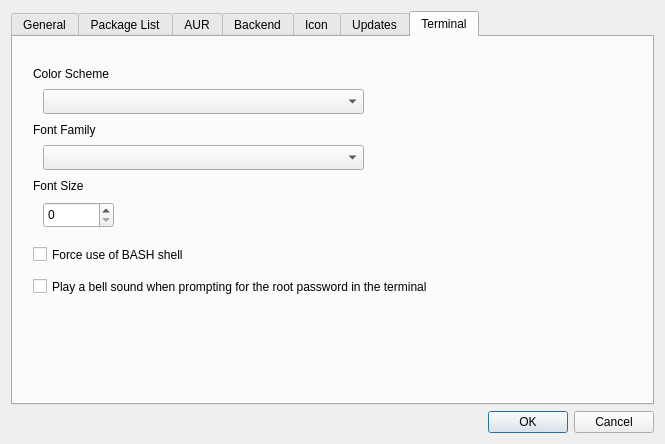
The window that ui/optionsdialog.ui (aarnt/octopi) describes before a commit, drawn with Qt 5.
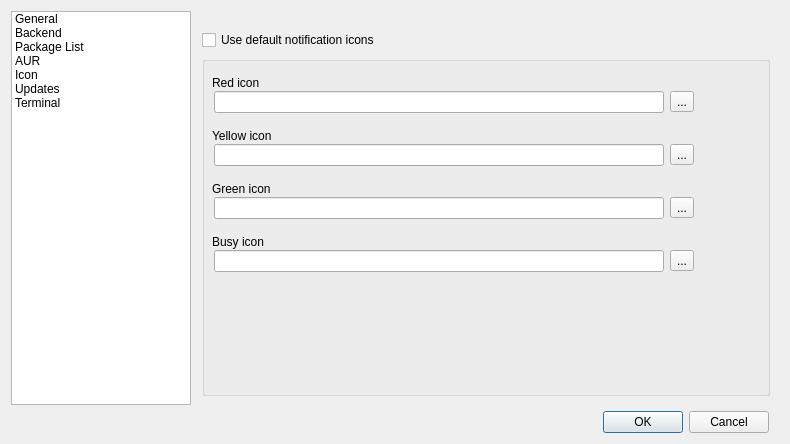
The same window after the commit. The open tabs and pages were chosen to show the change.

```diff
--- a/ui/optionsdialog.ui
+++ b/ui/optionsdialog.ui
@@ -9,13 +9,13 @@
    <rect>
     <x>0</x>
     <y>0</y>
-    <width>665</width>
+    <width>790</width>
     <height>444</height>
    </rect>
   </property>
   <property name="minimumSize">
    <size>
-    <width>665</width>
+    <width>790</width>
     <height>444</height>
    </size>
   </property>
@@ -25,18 +25,93 @@
   <property name="modal">
    <bool>true</bool>
   </property>
-  <layout class="QGridLayout" name="gridLayout">
-   <item row="1" column="0">
-    <layout class="QVBoxLayout" name="verticalLayout">
+  <layout class="QGridLayout" name="gridLayout_1">
+   <item row="0" column="0">
+    <layout class="QHBoxLayout" name="horizontalLayout_7">
+     <property name="spacing">
+      <number>2</number>
+     </property>
+     <property name="sizeConstraint">
+      <enum>QLayout::SizeConstraint::SetDefaultConstraint</enum>
+     </property>
      <item>
-      <widget class="QTabWidget" name="tabWidget">
-       <property name="currentIndex">
-        <number>6</number>
+      <widget class="QListWidget" name="listIcons">
+       <property name="sizePolicy">
+        <sizepolicy hsizetype="Fixed" vsizetype="Expanding">
+         <horstretch>0</horstretch>
+         <verstretch>0</verstretch>
+        </sizepolicy>
        </property>
-       <widget class="QWidget" name="tabGeneral">
-        <attribute name="title">
+       <property name="minimumSize">
+        <size>
+         <width>10</width>
+         <height>0</height>
+        </size>
+       </property>
+       <property name="maximumSize">
+        <size>
+         <width>180</width>
+         <height>16777215</height>
+        </size>
+       </property>
+       <property name="viewMode">
+        <enum>QListView::ViewMode::ListMode</enum>
+       </property>
+       <item>
+        <property name="text">
          <string>General</string>
-        </attribute>
+        </property>
+       </item>
+       <item>
+        <property name="text">
+         <string>Backend</string>
+        </property>
+       </item>
+       <item>
+        <property name="text">
+         <string>Package List</string>
+        </property>
+       </item>
+       <item>
+        <property name="text">
+         <string>AUR</string>
+        </property>
+       </item>
+       <item>
+        <property name="text">
+         <string>Icon</string>
+        </property>
+       </item>
+       <item>
+        <property name="text">
+         <string>Updates</string>
+        </property>
+       </item>
+       <item>
+        <property name="text">
+         <string>Terminal</string>
+        </property>
+       </item>
+      </widget>
+     </item>
+     <item>
+      <widget class="QStackedWidget" name="stackedWidget">
+       <property name="sizePolicy">
+        <sizepolicy hsizetype="Preferred" vsizetype="Preferred">
+         <horstretch>0</horstretch>
+         <verstretch>0</verstretch>
+        </sizepolicy>
+       </property>
+       <property name="minimumSize">
+        <size>
+         <width>10</width>
+         <height>0</height>
+        </size>
+       </property>
+       <property name="currentIndex">
+        <number>2</number>
+       </property>
+       <widget class="QWidget" name="swGeneral">
         <widget class="QCheckBox" name="cbShowPackageNumbersOutput">
          <property name="geometry">
           <rect>
@@ -145,10 +220,7 @@
          </property>
         </widget>
        </widget>
-       <widget class="QWidget" name="tabPackageList">
-        <attribute name="title">
-         <string>Package List</string>
-        </attribute>
+       <widget class="QWidget" name="swPackageList">
         <widget class="QCheckBox" name="cbUseAlternateRowColor">
          <property name="geometry">
           <rect>
@@ -241,10 +313,7 @@
          </property>
         </widget>
        </widget>
-       <widget class="QWidget" name="tabAUR">
-        <attribute name="title">
-         <string notr="true">AUR</string>
-        </attribute>
+       <widget class="QWidget" name="swAUR">
         <layout class="QGridLayout" name="gridLayout_7">
          <item row="0" column="0">
           <spacer name="verticalSpacer_4">
@@ -599,10 +668,7 @@
          </item>
         </layout>
        </widget>
-       <widget class="QWidget" name="tabBackend">
-        <attribute name="title">
-         <string>Backend</string>
-        </attribute>
+       <widget class="QWidget" name="swBackend">
         <layout class="QGridLayout" name="gridLayout_5">
          <item row="2" column="0">
           <widget class="QGroupBox" name="gbBackend">
@@ -686,10 +752,7 @@
          </item>
         </layout>
        </widget>
-       <widget class="QWidget" name="tabIcon">
-        <attribute name="title">
-         <string>Icon</string>
-        </attribute>
+       <widget class="QWidget" name="swIcon">
         <layout class="QGridLayout" name="gridLayout_3">
          <item row="0" column="0">
           <spacer name="verticalSpacer_5">
@@ -701,8 +764,8 @@
            </property>
            <property name="sizeHint" stdset="0">
             <size>
-             <width>498</width>
-             <height>13</height>
+             <width>5</width>
+             <height>10</height>
             </size>
            </property>
           </spacer>
@@ -712,6 +775,24 @@
            <property name="enabled">
             <bool>true</bool>
            </property>
+           <property name="sizePolicy">
+            <sizepolicy hsizetype="Preferred" vsizetype="Preferred">
+             <horstretch>0</horstretch>
+             <verstretch>0</verstretch>
+            </sizepolicy>
+           </property>
+           <property name="maximumSize">
+            <size>
+             <width>16777215</width>
+             <height>16777215</height>
+            </size>
+           </property>
+           <property name="contextMenuPolicy">
+            <enum>Qt::ContextMenuPolicy::NoContextMenu</enum>
+           </property>
+           <property name="toolTipDuration">
+            <number>0</number>
+           </property>
            <property name="title">
             <string/>
            </property>
@@ -723,13 +804,13 @@
              <rect>
               <x>10</x>
               <y>10</y>
-              <width>611</width>
-              <height>268</height>
+              <width>491</width>
+              <height>216</height>
              </rect>
             </property>
             <layout class="QGridLayout" name="gridLayout_4">
              <property name="sizeConstraint">
-              <enum>QLayout::SizeConstraint::SetDefaultConstraint</enum>
+              <enum>QLayout::SizeConstraint::SetNoConstraint</enum>
              </property>
              <item row="0" column="0">
               <layout class="QVBoxLayout" name="verticalLayout_2">
@@ -750,6 +831,12 @@
                    <verstretch>0</verstretch>
                   </sizepolicy>
                  </property>
+                 <property name="maximumSize">
+                  <size>
+                   <width>700</width>
+                   <height>16777215</height>
+                  </size>
+                 </property>
                  <property name="text">
                   <string>Red icon</string>
                  </property>
@@ -771,6 +858,12 @@
                      <verstretch>0</verstretch>
                     </sizepolicy>
                    </property>
+                   <property name="maximumSize">
+                    <size>
+                     <width>450</width>
+                     <height>16777215</height>
+                    </size>
+                   </property>
                    <property name="readOnly">
                     <bool>true</bool>
                    </property>
@@ -795,11 +888,86 @@
                  <item>
                   <widget class="QToolButton" name="tbSelRedIcon">
                    <property name="sizePolicy">
-                    <sizepolicy hsizetype="Preferred" vsizetype="Fixed">
+                    <sizepolicy hsizetype="Fixed" vsizetype="Fixed">
                      <horstretch>0</horstretch>
                      <verstretch>0</verstretch>
                     </sizepolicy>
                    </property>
+                   <property name="minimumSize">
+                    <size>
+                     <width>0</width>
+                     <height>0</height>
+                    </size>
+                   </property>
+                   <property name="accessibleName">
+                    <string notr="true"/>
+                   </property>
+                   <property name="text">
+                    <string notr="true">...</string>
+                   </property>
+                  </widget>
+                 </item>
+                </layout>
+               </item>
+              </layout>
+             </item>
+             <item row="3" column="0">
+              <layout class="QVBoxLayout" name="verticalLayout_6">
+               <property name="spacing">
+                <number>1</number>
+               </property>
+               <property name="rightMargin">
+                <number>5</number>
+               </property>
+               <item>
+                <widget class="QLabel" name="lblBusyIcon">
+                 <property name="sizePolicy">
+                  <sizepolicy hsizetype="Preferred" vsizetype="Fixed">
+                   <horstretch>0</horstretch>
+                   <verstretch>0</verstretch>
+                  </sizepolicy>
+                 </property>
+                 <property name="text">
+                  <string>Busy icon</string>
+                 </property>
+                </widget>
+               </item>
+               <item>
+                <layout class="QHBoxLayout" name="horizontalLayout_5">
+                 <property name="spacing">
+                  <number>2</number>
+                 </property>
+                 <item>
+                  <widget class="QLineEdit" name="leBusyIcon">
+                   <property name="maximumSize">
+                    <size>
+                     <width>450</width>
+                     <height>16777215</height>
+                    </size>
+                   </property>
+                   <property name="readOnly">
+                    <bool>true</bool>
+                   </property>
+                  </widget>
+                 </item>
+                 <item>
+                  <spacer name="horizontalSpacer_4">
+                   <property name="orientation">
+                    <enum>Qt::Orientation::Vertical</enum>
+                   </property>
+                   <property name="sizeType">
+                    <enum>QSizePolicy::Policy::Fixed</enum>
+                   </property>
+                   <property name="sizeHint" stdset="0">
+                    <size>
+                     <width>2</width>
+                     <height>2</height>
+                    </size>
+                   </property>
+                  </spacer>
+                 </item>
+                 <item>
+                  <widget class="QToolButton" name="tbSelBusyIcon">
                    <property name="accessibleName">
                     <string notr="true"/>
                    </property>
@@ -838,8 +1006,17 @@
                  <property name="spacing">
                   <number>2</number>
                  </property>
+                 <property name="sizeConstraint">
+                  <enum>QLayout::SizeConstraint::SetDefaultConstraint</enum>
+                 </property>
                  <item>
                   <widget class="QLineEdit" name="leYellowIcon">
+                   <property name="maximumSize">
+                    <size>
+                     <width>450</width>
+                     <height>16777215</height>
+                    </size>
+                   </property>
                    <property name="readOnly">
                     <bool>true</bool>
                    </property>
@@ -856,13 +1033,25 @@
                    <property name="sizeHint" stdset="0">
                     <size>
                      <width>2</width>
-                     <height>20</height>
+                     <height>2</height>
                     </size>
                    </property>
                   </spacer>
                  </item>
                  <item>
                   <widget class="QToolButton" name="tbSelYellowIcon">
+                   <property name="sizePolicy">
+                    <sizepolicy hsizetype="Fixed" vsizetype="Fixed">
+                     <horstretch>0</horstretch>
+                     <verstretch>0</verstretch>
+                    </sizepolicy>
+                   </property>
+                   <property name="minimumSize">
+                    <size>
+                     <width>0</width>
+                     <height>0</height>
+                    </size>
+                   </property>
                    <property name="accessibleName">
                     <string notr="true"/>
                    </property>
@@ -903,6 +1092,12 @@
                  </property>
                  <item>
                   <widget class="QLineEdit" name="leGreenIcon">
+                   <property name="maximumSize">
+                    <size>
+                     <width>450</width>
+                     <height>16777215</height>
+                    </size>
+                   </property>
                    <property name="readOnly">
                     <bool>true</bool>
                    </property>
@@ -919,7 +1114,7 @@
                    <property name="sizeHint" stdset="0">
                     <size>
                      <width>2</width>
-                     <height>20</height>
+                     <height>2</height>
                     </size>
                    </property>
                   </spacer>
@@ -938,69 +1133,6 @@
                </item>
               </layout>
              </item>
-             <item row="3" column="0">
-              <layout class="QVBoxLayout" name="verticalLayout_6">
-               <property name="spacing">
-                <number>1</number>
-               </property>
-               <property name="rightMargin">
-                <number>5</number>
-               </property>
-               <item>
-                <widget class="QLabel" name="lblBusyIcon">
-                 <property name="sizePolicy">
-                  <sizepolicy hsizetype="Preferred" vsizetype="Fixed">
-                   <horstretch>0</horstretch>
-                   <verstretch>0</verstretch>
-                  </sizepolicy>
-                 </property>
-                 <property name="text">
-                  <string>Busy icon</string>
-                 </property>
-                </widget>
-               </item>
-               <item>
-                <layout class="QHBoxLayout" name="horizontalLayout_5">
-                 <property name="spacing">
-                  <number>2</number>
-                 </property>
-                 <item>
-                  <widget class="QLineEdit" name="leBusyIcon">
-                   <property name="readOnly">
-                    <bool>true</bool>
-                   </property>
-                  </widget>
-                 </item>
-                 <item>
-                  <spacer name="horizontalSpacer_4">
-                   <property name="orientation">
-                    <enum>Qt::Orientation::Vertical</enum>
-                   </property>
-                   <property name="sizeType">
-                    <enum>QSizePolicy::Policy::Fixed</enum>
-                   </property>
-                   <property name="sizeHint" stdset="0">
-                    <size>
-                     <width>2</width>
-                     <height>20</height>
-                    </size>
-                   </property>
-                  </spacer>
-                 </item>
-                 <item>
-                  <widget class="QToolButton" name="tbSelBusyIcon">
-                   <property name="accessibleName">
-                    <string notr="true"/>
-                   </property>
-                   <property name="text">
-                    <string notr="true">...</string>
-                   </property>
-                  </widget>
-                 </item>
-                </layout>
-               </item>
-              </layout>
-             </item>
             </layout>
            </widget>
           </widget>
@@ -1017,10 +1149,7 @@
          </item>
         </layout>
        </widget>
-       <widget class="QWidget" name="tabSync">
-        <attribute name="title">
-         <string>Updates</string>
-        </attribute>
+       <widget class="QWidget" name="swUpdates">
         <layout class="QGridLayout" name="gridLayout_6">
          <item row="2" column="0">
           <widget class="QGroupBox" name="gbSync">
@@ -1276,15 +1405,12 @@
          </item>
         </layout>
        </widget>
-       <widget class="QWidget" name="tabTerminal">
-        <attribute name="title">
-         <string>Terminal</string>
-        </attribute>
+       <widget class="QWidget" name="swTerminal">
         <widget class="QLabel" name="lblColorScheme">
          <property name="geometry">
           <rect>
-           <x>20</x>
-           <y>28</y>
+           <x>9</x>
+           <y>20</y>
            <width>321</width>
            <height>17</height>
           </rect>
@@ -1296,8 +1422,8 @@
         <widget class="QLabel" name="lblFontFamily">
          <property name="geometry">
           <rect>
-           <x>20</x>
-           <y>84</y>
+           <x>9</x>
+           <y>76</y>
            <width>321</width>
            <height>17</height>
           </rect>
@@ -1309,8 +1435,8 @@
         <widget class="QComboBox" name="cbColorScheme">
          <property name="geometry">
           <rect>
-           <x>30</x>
-           <y>52</y>
+           <x>19</x>
+           <y>44</y>
            <width>321</width>
            <height>25</height>
           </rect>
@@ -1319,8 +1445,8 @@
         <widget class="QComboBox" name="cbFontFamily">
          <property name="geometry">
           <rect>
-           <x>30</x>
-           <y>108</y>
+           <x>19</x>
+           <y>100</y>
            <width>321</width>
            <height>25</height>
           </rect>
@@ -1329,8 +1455,8 @@
         <widget class="QLabel" name="lblFontSize">
          <property name="geometry">
           <rect>
-           <x>20</x>
-           <y>140</y>
+           <x>9</x>
+           <y>132</y>
            <width>321</width>
            <height>17</height>
           </rect>
@@ -1342,8 +1468,8 @@
         <widget class="QSpinBox" name="sbFontSize">
          <property name="geometry">
           <rect>
-           <x>30</x>
-           <y>165</y>
+           <x>19</x>
+           <y>157</y>
            <width>71</width>
            <height>26</height>
           </rect>
@@ -1352,8 +1478,8 @@
         <widget class="QCheckBox" name="cbPlayBellSound">
          <property name="geometry">
           <rect>
-           <x>20</x>
-           <y>238</y>
+           <x>9</x>
+           <y>230</y>
            <width>611</width>
            <height>23</height>
           </rect>
@@ -1365,8 +1491,8 @@
         <widget class="QCheckBox" name="cbForceBashShell">
          <property name="geometry">
           <rect>
-           <x>20</x>
-           <y>206</y>
+           <x>9</x>
+           <y>198</y>
            <width>611</width>
            <height>23</height>
           </rect>
@@ -1378,8 +1504,21 @@
        </widget>
       </widget>
      </item>
+    </layout>
+   </item>
+   <item row="1" column="0">
+    <layout class="QHBoxLayout" name="horizontalLayout_8">
      <item>
       <widget class="QDialogButtonBox" name="buttonBox">
+       <property name="sizePolicy">
+        <sizepolicy hsizetype="Preferred" vsizetype="Fixed">
+         <horstretch>0</horstretch>
+         <verstretch>0</verstretch>
+        </sizepolicy>
+       </property>
+       <property name="layoutDirection">
+        <enum>Qt::LayoutDirection::LeftToRight</enum>
+       </property>
        <property name="standardButtons">
         <set>QDialogButtonBox::StandardButton::Cancel|QDialogButtonBox::StandardButton::Ok</set>
        </property>
@@ -1388,6 +1527,22 @@
        </property>
       </widget>
      </item>
+     <item>
+      <spacer name="horizontalSpacer_7">
+       <property name="orientation">
+        <enum>Qt::Orientation::Horizontal</enum>
+       </property>
+       <property name="sizeType">
+        <enum>QSizePolicy::Policy::Maximum</enum>
+       </property>
+       <property name="sizeHint" stdset="0">
+        <size>
+         <width>10</width>
+         <height>20</height>
+        </size>
+       </property>
+      </spacer>
+     </item>
     </layout>
    </item>
   </layout>
```
Left out of the diff: 129 changed lines with no effect on the pictures.
